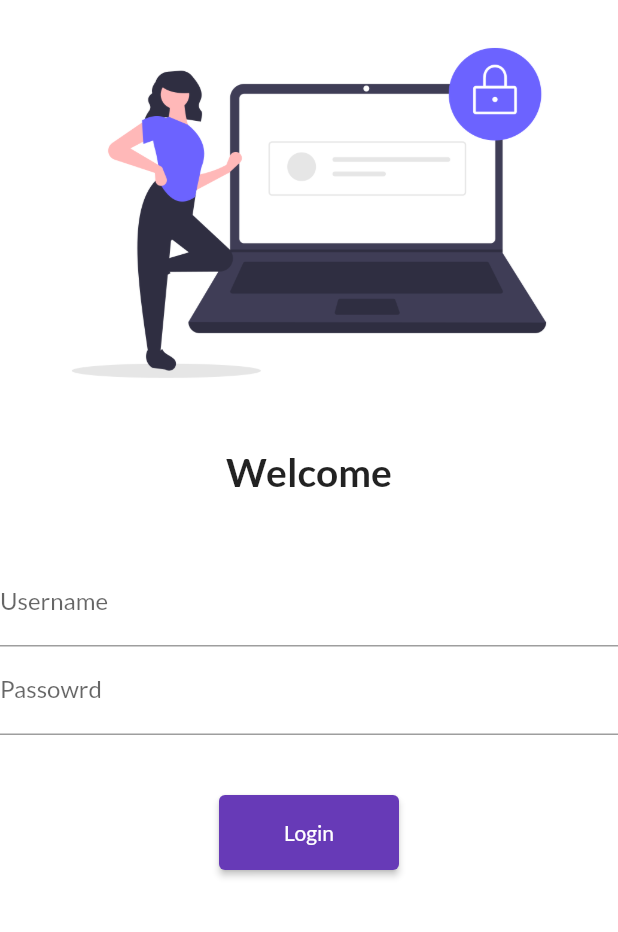
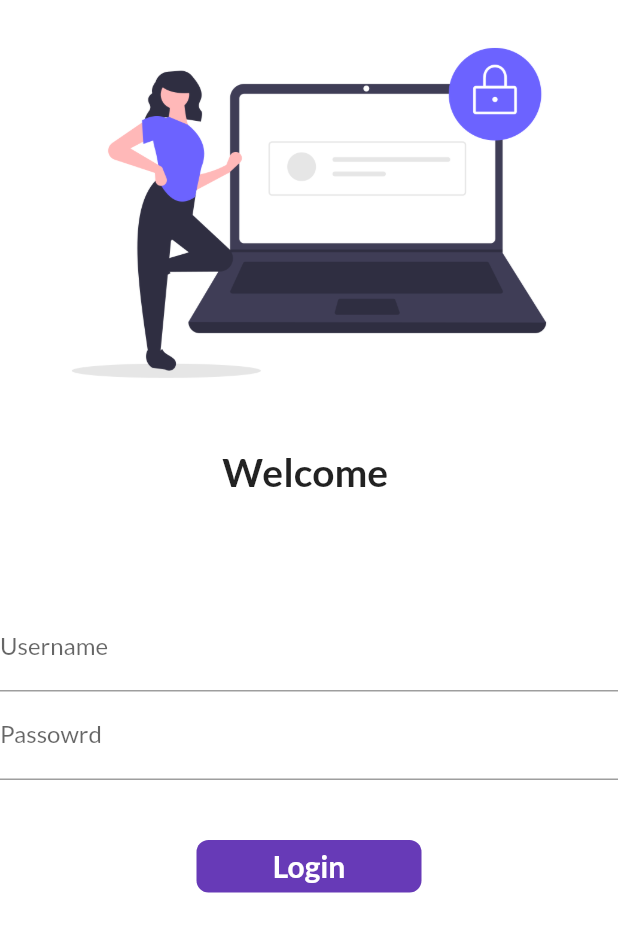
Before and after one commit to siddhant-debug/30daysofflutter, a Flutter app: the screen it shows after launch, on a phone screen of 412 x 824 dp. Shown: the top 932 px of the screen. Run offline on Flutter 3.47's test engine with Material 2 defaults, Android fonts, the phone set to English and light mode, and no system bars; our stand-ins replace google_fonts.

Commit message:
day6 completed

```diff
--- a/lib/pages/login_page.dart
+++ b/lib/pages/login_page.dart
@@ -1,8 +1,14 @@
 import 'package:flutter/material.dart';
 import 'package:project1/utils/routes.dart';
 
+class Loginpage extends StatefulWidget {
+  @override
+  _LoginpageState createState() => _LoginpageState();
+}
 
-class Loginpage extends StatelessWidget {
+class _LoginpageState extends State<Loginpage> {
+  String name = "";
+  bool changeButton = false;
   @override
   Widget build(BuildContext context) {
     return Material(
@@ -18,26 +24,29 @@ class Loginpage extends StatelessWidget {
             height: 15.0,
           ),
           Text(
-            "Welcome",
+            "Welcome $name",
             style: TextStyle(
               fontSize: 26,
               fontWeight: FontWeight.bold,
             ),
           ),
           SizedBox(
-            height: 10,
+            height: 20,
           ),
           Padding(
               padding:
-                  const EdgeInsets.symmetric(vertical: 16, horizontal: 40)),
+                  const EdgeInsets.symmetric(vertical: 26, horizontal: 50)),
           Column(
             children: [
               TextFormField(
-                decoration: InputDecoration(
-                  hintText: "Enter Username",
-                  labelText: "Username",
-                ),
-              ),
+                  decoration: InputDecoration(
+                    hintText: "Enter Username",
+                    labelText: "Username",
+                  ),
+                  onChanged: (value) {
+                    name = value;
+                    setState(() {});
+                  }),
               TextFormField(
                 obscureText: true,
                 decoration: InputDecoration(
@@ -48,13 +57,43 @@ class Loginpage extends StatelessWidget {
               SizedBox(
                 height: 40,
               ),
-              ElevatedButton(
-                child: Text("Login"),
-                style: TextButton.styleFrom(minimumSize: Size(120, 50)),
-                onPressed: () {
+              InkWell(
+                onTap: () async {
+                  setState(() {
+                    changeButton = true;
+                  });
+                  await Future.delayed(Duration(seconds: 1));
                   Navigator.pushNamed(context, MyRoutes.homeRoute);
                 },
-              )
+                child: AnimatedContainer(
+                  duration: Duration(seconds: 1),
+                  width: changeButton ? 50 : 150,
+                  height: 35,
+                  alignment: Alignment.center,
+                  child: changeButton
+                      ? Icon(
+                          Icons.done,
+                          color: Colors.white,
+                        )
+                      : Text("Login",
+                          style: TextStyle(
+                              color: Colors.white,
+                              fontWeight: FontWeight.bold,
+                              fontSize: 20)),
+                  decoration: BoxDecoration(
+                    color: Colors.deepPurple,
+                    // shape: changeButton?BoxShape.circle:BoxShape.rectangle,
+                    borderRadius: BorderRadius.circular(changeButton ? 50 : 8),
+                  ),
+                ),
+              ),
+              // ElevatedButton(
+              // child: Text("Login"),
+              //style: TextButton.styleFrom(minimumSize: Size(120, 50)),
+              //onPressed: () {
+              //Navigator.pushNamed(context, MyRoutes.homeRoute);
+              //},
+              //)
             ],
           )
         ],
```
